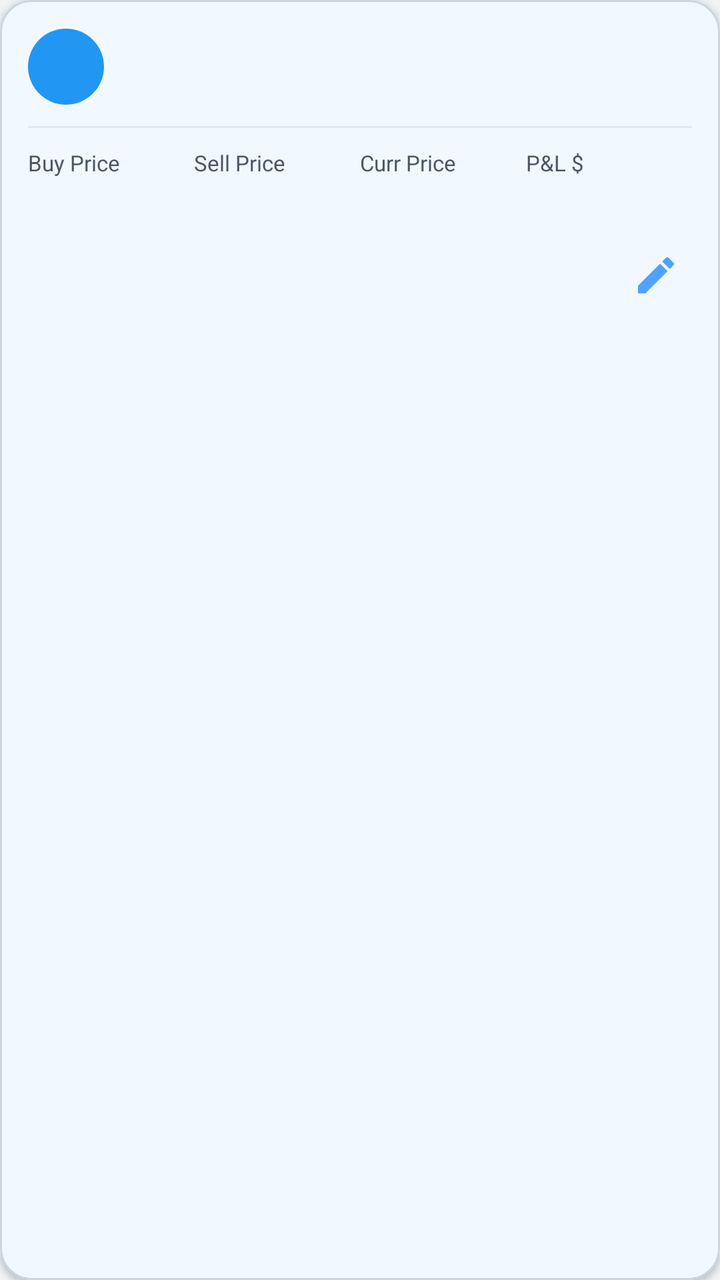
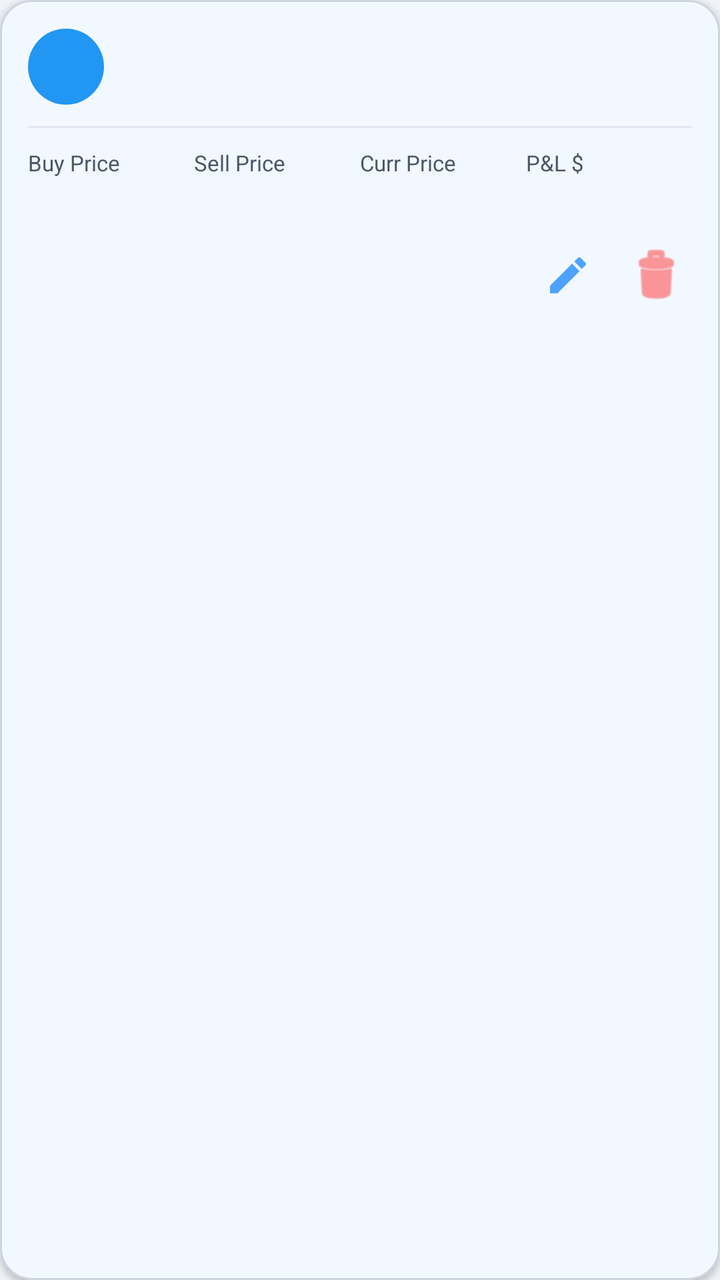

Two renders of the same Android screen: before a commit and after it. Below are the layout's source before the change and the commit's diff.
<!-- AndroidManifest.xml: application theme Theme.Chart -->
<!-- res/layout/item_closed_trade.xml -->
<?xml version="1.0" encoding="utf-8"?>
<com.google.android.material.card.MaterialCardView
    xmlns:android="http://schemas.android.com/apk/res/android"
    xmlns:app="http://schemas.android.com/apk/res-auto"
    android:layout_width="match_parent"
    android:layout_height="wrap_content"
    android:layout_marginHorizontal="12dp"
    android:layout_marginVertical="6dp"
    android:clipToOutline="true"
    app:cardBackgroundColor="?attr/colorSurface"
    app:cardCornerRadius="16dp"
    app:cardElevation="2dp"
    app:cardPreventCornerOverlap="true"
    app:strokeColor="@color/colorBorder"
    app:strokeWidth="1dp">

    <LinearLayout
        android:layout_width="match_parent"
        android:layout_height="wrap_content"
        android:orientation="vertical"
        android:padding="14dp">

        
        <LinearLayout
            android:layout_width="match_parent"
            android:layout_height="wrap_content"
            android:orientation="horizontal"
            android:gravity="center_vertical">

            <TextView
                android:id="@+id/symbolInitial"
                android:layout_width="38dp"
                android:layout_height="38dp"
                android:layout_marginEnd="10dp"
                android:gravity="center"
                android:textColor="#FFFFFF"
                android:textSize="16sp"
                android:textStyle="bold"
                android:background="@drawable/circle_bg" />

            <LinearLayout
                android:layout_width="0dp"
                android:layout_height="wrap_content"
                android:layout_weight="1"
                android:orientation="vertical">

                <TextView
                    android:id="@+id/tradeSymbolText"
                    android:layout_width="wrap_content"
                    android:layout_height="wrap_content"
                    android:textColor="?attr/colorOnSurface"
                    android:textSize="17sp"
                    android:textStyle="bold" />

                <TextView
                    android:id="@+id/tradeDateText"
                    android:layout_width="wrap_content"
                    android:layout_height="wrap_content"
                    android:textColor="?attr/colorOnSurfaceVariant"
                    android:textSize="12sp" />
            </LinearLayout>

            <TextView
                android:id="@+id/tradeChangePercent"
                android:layout_width="wrap_content"
                android:layout_height="wrap_content"
                android:textSize="15sp"
                android:textStyle="bold" />
        </LinearLayout>

        <View
            android:layout_width="match_parent"
            android:layout_height="1dp"
            android:layout_marginVertical="10dp"
            android:background="@color/colorDivider" />

        
        <LinearLayout
            android:layout_width="match_parent"
            android:layout_height="wrap_content"
            android:orientation="horizontal">

            <LinearLayout
                android:layout_width="0dp"
                android:layout_height="wrap_content"
                android:layout_weight="1"
                android:orientation="vertical">
                <TextView
                    android:layout_width="wrap_content"
                    android:layout_height="wrap_content"
                    android:text="Buy Price"
                    android:textColor="?attr/colorOnSurfaceVariant"
                    android:textSize="11sp" />
                <TextView
                    android:id="@+id/tradeBuyPrice"
                    android:layout_width="wrap_content"
                    android:layout_height="wrap_content"
                    android:textColor="?attr/colorOnSurface"
                    android:textSize="14sp"
                    android:textStyle="bold" />
            </LinearLayout>

            <LinearLayout
                android:layout_width="0dp"
                android:layout_height="wrap_content"
                android:layout_weight="1"
                android:orientation="vertical">
                <TextView
                    android:layout_width="wrap_content"
                    android:layout_height="wrap_content"
                    android:text="Sell Price"
                    android:textColor="?attr/colorOnSurfaceVariant"
                    android:textSize="11sp" />
                <TextView
                    android:id="@+id/tradeSellingPrice"
                    android:layout_width="wrap_content"
                    android:layout_height="wrap_content"
                    android:textColor="?attr/colorOnSurface"
                    android:textSize="14sp"
                    android:textStyle="bold" />
            </LinearLayout>

            <LinearLayout
                android:layout_width="0dp"
                android:layout_height="wrap_content"
                android:layout_weight="1"
                android:orientation="vertical">
                <TextView
                    android:layout_width="wrap_content"
                    android:layout_height="wrap_content"
                    android:text="Curr Price"
                    android:textColor="?attr/colorOnSurfaceVariant"
                    android:textSize="11sp" />
                <TextView
                    android:id="@+id/tradeCurrentPrice"
                    android:layout_width="wrap_content"
                    android:layout_height="wrap_content"
                    android:textColor="?attr/colorOnSurface"
                    android:textSize="14sp"
                    android:textStyle="bold" />
            </LinearLayout>

            <LinearLayout
                android:layout_width="0dp"
                android:layout_height="wrap_content"
                android:layout_weight="1"
                android:orientation="vertical">
                <TextView
                    android:layout_width="wrap_content"
                    android:layout_height="wrap_content"
                    android:text="P&amp;L $"
                    android:textColor="?attr/colorOnSurfaceVariant"
                    android:textSize="11sp" />
                <TextView
                    android:id="@+id/pnlView"
                    android:layout_width="wrap_content"
                    android:layout_height="wrap_content"
                    android:textSize="14sp"
                    android:textStyle="bold" />
            </LinearLayout>

        </LinearLayout>

        
        <LinearLayout
            android:layout_width="match_parent"
            android:layout_height="wrap_content"
            android:orientation="horizontal"
            android:layout_marginTop="12dp"
            android:gravity="end">

            <ImageButton
                android:id="@+id/btnEditTrade"
                android:layout_width="36dp"
                android:layout_height="36dp"
                android:background="?attr/selectableItemBackgroundBorderless"
                android:src="@drawable/baseline_edit_24"
                android:contentDescription="Edit"
                android:tint="?attr/colorPrimary" />

        </LinearLayout>

    </LinearLayout>

</com.google.android.material.card.MaterialCardView>
<!-- resources referenced by this layout -->
<resources>
  <color name="colorBorder">#CBD5E0</color>
  <color name="colorDivider">#E2E8F0</color>
  <!-- drawable baseline_edit_24 (drawable) -->
  <?xml version="1.0" encoding="utf-8"?>
  <vector xmlns:android="http://schemas.android.com/apk/res/android"
      android:width="24dp"
      android:height="24dp"
      android:viewportWidth="24"
      android:viewportHeight="24"
      android:tint="?attr/colorControlNormal">
      <path
          android:fillColor="@android:color/white"
          android:pathData="M3,17.25V21h3.75L17.81,9.94l-3.75,-3.75L3,17.25zM20.71,7.04c0.39,-0.39 0.39,-1.02 0,-1.41l-2.34,-2.34c-0.39,-0.39 -1.02,-0.39 -1.41,0l-1.83,1.83 3.75,3.75 1.83,-1.83z"/>
  </vector>
  <!-- drawable circle_bg (drawable) -->
  <?xml version="1.0" encoding="utf-8"?>
  <shape xmlns:android="http://schemas.android.com/apk/res/android"
      android:shape="oval">
      <solid android:color="#2196F3" />
  </shape>
  <style name="Theme.Chart" parent="Base.Theme.MogoMarket" />
  <style name="Base.Theme.MogoMarket" parent="Theme.Material3.DayNight.NoActionBar">
          <item name="colorPrimary">@color/primary</item>
          <item name="colorPrimaryVariant">@color/primary_dark</item>
          <item name="colorOnPrimary">@color/white</item>
          <item name="colorSecondary">@color/bg_card</item>
          <item name="colorOnSecondary">@color/text_primary</item>
          <item name="colorSurface">@color/bg_secondary</item>
          <item name="colorOnSurface">@color/text_primary</item>
          <item name="android:colorBackground">@color/bg_primary</item>
          <item name="colorBackground">@color/bg_primary</item>
          <item name="colorOnBackground">@color/text_primary</item>
          <item name="colorOnSurfaceVariant">@color/text_secondary</item>
          <item name="colorError">@color/loss</item>
          <item name="colorOnError">@color/white</item>
          <item name="android:textColor">@color/text_primary</item>
          <item name="materialCardViewStyle">@style/CardStyle</item>
          <item name="android:statusBarColor">@color/bg_primary</item>
          
          <item name="android:windowLightStatusBar">true</item>
          
          <item name="bottomNavigationStyle">@style/BottomNavStyle</item>
      </style>
  <color name="primary">#4DA3FF</color>
  <color name="primary_dark">#1C6DD0</color>
  <color name="white">#FFFFFF</color>
  <color name="bg_card">#FFFFFF</color>
  <color name="text_primary">#0D1117</color>
  <color name="bg_secondary">#FFFFFF</color>
  <color name="bg_primary">#F0F4F8</color>
  <color name="text_secondary">#4A5568</color>
  <color name="loss">#FF4D4D</color>
  <style name="CardStyle" parent="Widget.Material3.CardView.Elevated">
          <item name="cardBackgroundColor">@color/bg_card</item>
          <item name="strokeColor">@color/colorDivider</item>
          <item name="strokeWidth">0dp</item>
          <item name="cardCornerRadius">16dp</item>
          <item name="cardElevation">2dp</item>
      </style>
  <style name="BottomNavStyle" parent="Widget.Material3.BottomNavigationView">
          <item name="android:background">?attr/colorSurface</item>
          <item name="elevation">8dp</item>
          <item name="labelVisibilityMode">labeled</item>
          <item name="itemActiveIndicatorStyle">@style/BottomNavIndicatorStyle</item>
      </style>
  <style name="BottomNavIndicatorStyle" parent="Widget.Material3.BottomNavigationView.ActiveIndicator">
          <item name="android:color">@android:color/transparent</item>
          <item name="android:width">0dp</item>
          <item name="android:height">0dp</item>
      </style>
</resources>

<!-- the commit's change to res/layout/item_closed_trade.xml (unified diff, before → after) -->
@@ -173,10 +173,20 @@
                 android:id="@+id/btnEditTrade"
                 android:layout_width="36dp"
                 android:layout_height="36dp"
+                android:layout_marginEnd="8dp"
                 android:background="?attr/selectableItemBackgroundBorderless"
                 android:src="@drawable/baseline_edit_24"
                 android:contentDescription="Edit"
                 android:tint="?attr/colorPrimary" />
+
+            <ImageButton
+                android:id="@+id/btnDeleteTrade"
+                android:layout_width="36dp"
+                android:layout_height="36dp"
+                android:background="?attr/selectableItemBackgroundBorderless"
+                android:src="@android:drawable/ic_menu_delete"
+                android:contentDescription="Delete"
+                android:tint="#FF5252" />
 
         </LinearLayout>
 
